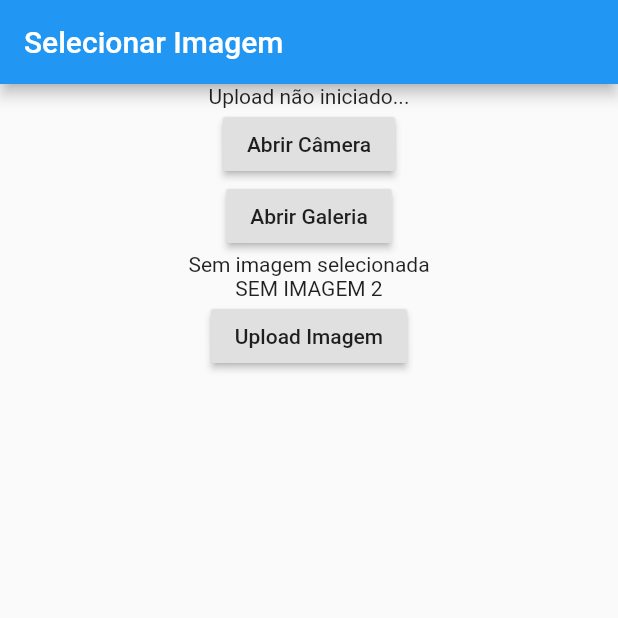
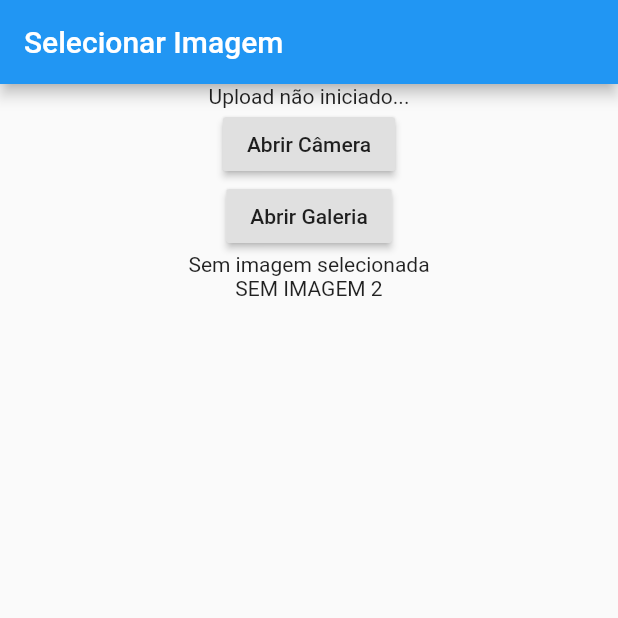
Before and after one commit to eduardotsilva/Flutter, a Flutter app: the screen it shows after launch, on a phone screen of 412 x 824 dp, the top half of it. Run offline on Flutter 3.47's test engine with Material 2 defaults, Android fonts, the phone set to English and light mode, and no system bars; our stand-ins replace cloud_firestore, firebase_auth, firebase_core, firebase_storage, image_picker; accounts and stored records are empty.

```diff
--- a/firebase/lib/main.dart
+++ b/firebase/lib/main.dart
@@ -137,12 +137,14 @@ class _HomeState extends State<Home> {
                     height: 200,
                   ),
             _imagem2 == null ? Text("SEM IMAGEM 2") : _imagem2,
-            RaisedButton(
-              onPressed: () {
-                _uploadImagem();
-              },
-              child: Text("Upload Imagem"),
-            ),
+            _imagem == null
+                ? Container()
+                : RaisedButton(
+                    onPressed: () {
+                      _uploadImagem();
+                    },
+                    child: Text("Upload Imagem"),
+                  ),
             _urlImagemRecuperada == null
                 ? Container()
                 : Image.network(_urlImagemRecuperada)
```
